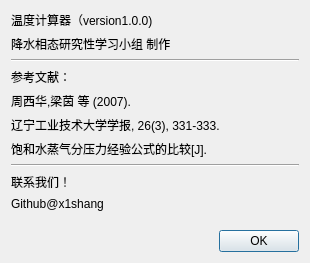
Old version of the form 关于.ui in the repository x1shang/Wetbulb-Calculator.
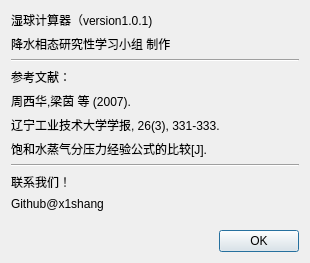
New version of the form.

```diff
--- a/关于.ui
+++ b/关于.ui
@@ -25,7 +25,7 @@
         </size>
        </property>
        <property name="text">
-        <string>温度计算器（version1.0.0)</string>
+        <string>湿球计算器（version1.0.1)</string>
        </property>
       </widget>
      </item>
```
